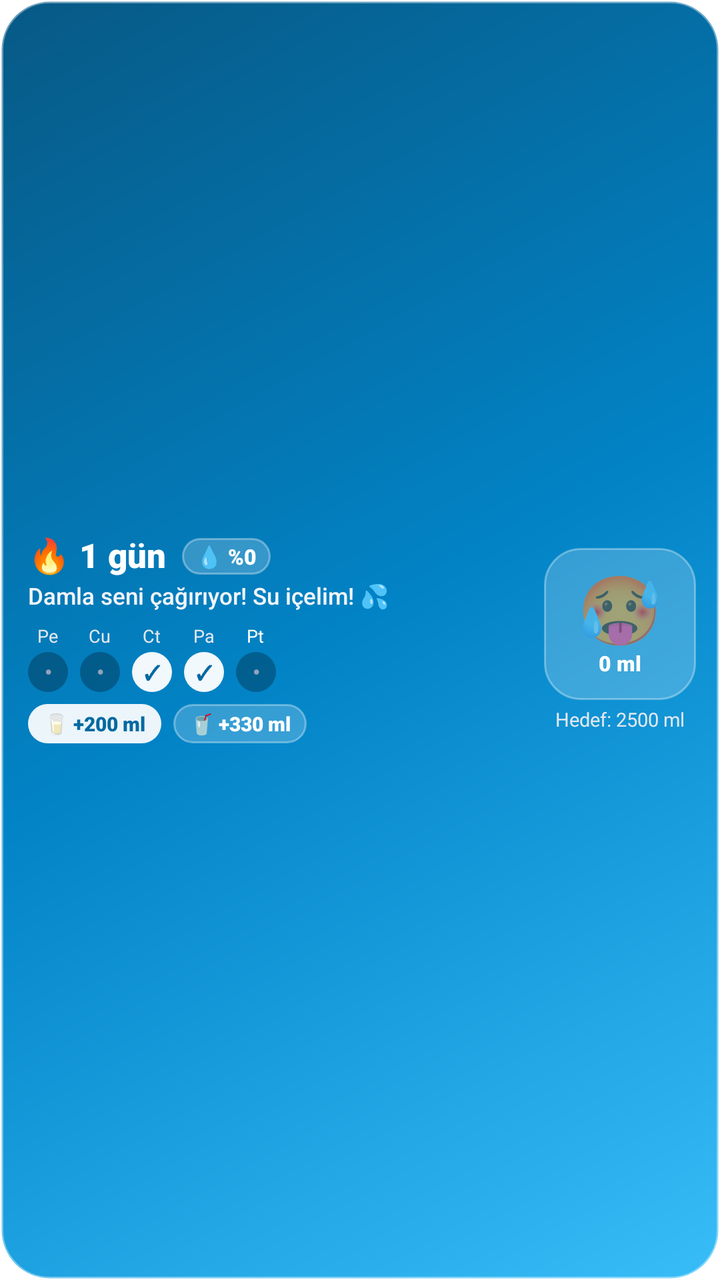
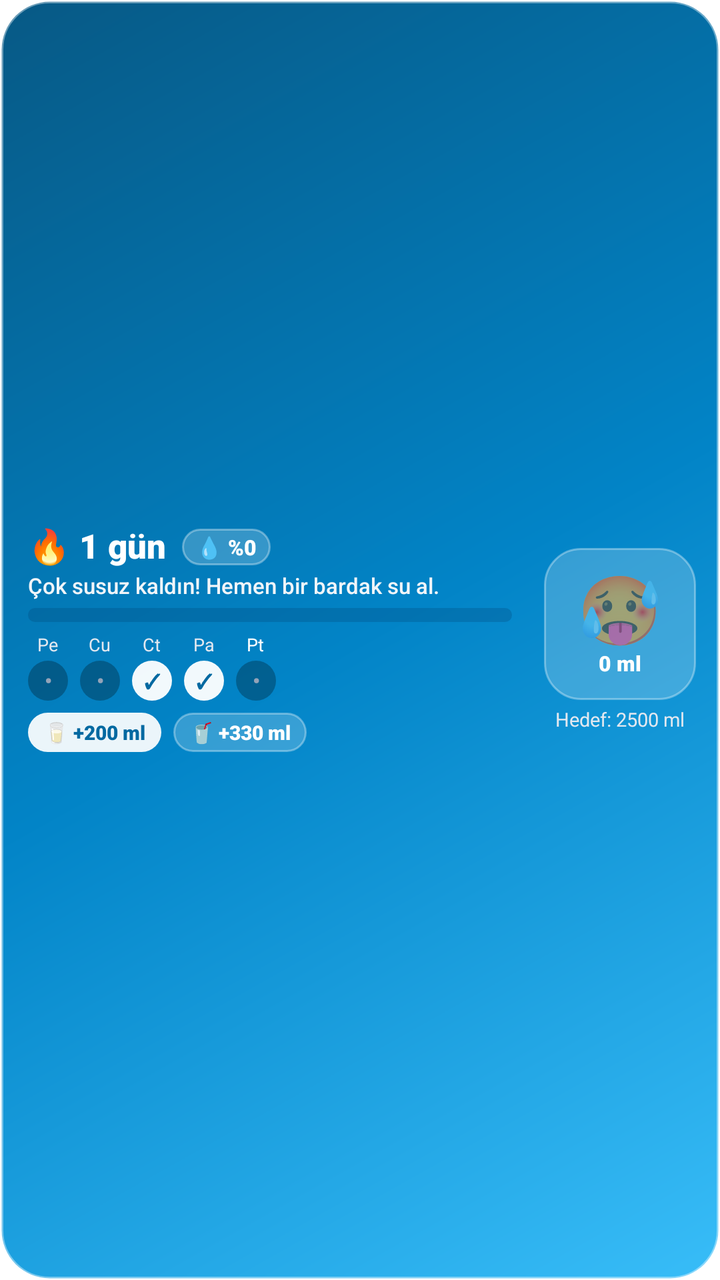

Before-and-after screenshots of an Android layout around one commit, followed by the original layout XML and the change that was made.
<!-- AndroidManifest.xml: fallback theme Theme.MaterialComponents.DayNight.NoActionBar -->
<!-- res/layout/water_progress_widget.xml -->
<?xml version="1.0" encoding="utf-8"?>
<LinearLayout xmlns:android="http://schemas.android.com/apk/res/android"
    android:id="@+id/widget_progress_root"
    android:layout_width="match_parent"
    android:layout_height="match_parent"
    android:background="@drawable/widget_card_bg"
    android:gravity="center_vertical"
    android:orientation="horizontal"
    android:paddingLeft="14dp"
    android:paddingRight="12dp"
    android:paddingTop="10dp"
    android:paddingBottom="10dp">

    
    <LinearLayout
        android:layout_width="0dp"
        android:layout_height="wrap_content"
        android:layout_weight="1"
        android:orientation="vertical">

        
        <LinearLayout
            android:layout_width="match_parent"
            android:layout_height="wrap_content"
            android:gravity="center_vertical"
            android:orientation="horizontal">

            <TextView
                android:id="@+id/tv_streak_title"
                android:layout_width="wrap_content"
                android:layout_height="wrap_content"
                android:fontFamily="sans-serif-black"
                android:includeFontPadding="false"
                android:text="🔥 1 gün"
                android:textColor="#FFFFFF"
                android:textSize="17sp" />

            <TextView
                android:id="@+id/tv_progress_percent"
                android:layout_width="wrap_content"
                android:layout_height="wrap_content"
                android:layout_marginLeft="8dp"
                android:background="@drawable/widget_mascot_stage_bg"
                android:fontFamily="sans-serif-black"
                android:paddingLeft="7dp"
                android:paddingRight="7dp"
                android:paddingTop="2dp"
                android:paddingBottom="2dp"
                android:text="💧 %0"
                android:textColor="#FFFFFF"
                android:textSize="10.5sp" />
        </LinearLayout>

        
        <TextView
            android:id="@+id/tv_progress_message"
            android:layout_width="match_parent"
            android:layout_height="wrap_content"
            android:layout_marginTop="2dp"
            android:ellipsize="end"
            android:fontFamily="sans-serif-medium"
            android:maxLines="1"
            android:text="Damla seni çağırıyor! Su içelim! 💦"
            android:textColor="#F1F5F9"
            android:textSize="11.5sp" />

        
        <LinearLayout
            android:layout_width="wrap_content"
            android:layout_height="wrap_content"
            android:layout_marginTop="6dp"
            android:gravity="center_vertical"
            android:orientation="horizontal">

            
            <LinearLayout
                android:layout_width="wrap_content"
                android:layout_height="wrap_content"
                android:layout_marginRight="6dp"
                android:gravity="center"
                android:orientation="vertical">
                <TextView
                    android:id="@+id/tv_day_label_1"
                    android:layout_width="wrap_content"
                    android:layout_height="wrap_content"
                    android:fontFamily="sans-serif-bold"
                    android:text="Pe"
                    android:textColor="#E2E8F0"
                    android:textSize="9sp" />
                <TextView
                    android:id="@+id/tv_day_check_1"
                    android:layout_width="20dp"
                    android:layout_height="20dp"
                    android:layout_marginTop="2dp"
                    android:background="@drawable/widget_day_circle_empty"
                    android:fontFamily="sans-serif-black"
                    android:gravity="center"
                    android:text="•"
                    android:textColor="#94A3B8"
                    android:textSize="10sp" />
            </LinearLayout>

            
            <LinearLayout
                android:layout_width="wrap_content"
                android:layout_height="wrap_content"
                android:layout_marginRight="6dp"
                android:gravity="center"
                android:orientation="vertical">
                <TextView
                    android:id="@+id/tv_day_label_2"
                    android:layout_width="wrap_content"
                    android:layout_height="wrap_content"
                    android:fontFamily="sans-serif-bold"
                    android:text="Cu"
                    android:textColor="#E2E8F0"
                    android:textSize="9sp" />
                <TextView
                    android:id="@+id/tv_day_check_2"
                    android:layout_width="20dp"
                    android:layout_height="20dp"
                    android:layout_marginTop="2dp"
                    android:background="@drawable/widget_day_circle_empty"
                    android:fontFamily="sans-serif-black"
                    android:gravity="center"
                    android:text="•"
                    android:textColor="#94A3B8"
                    android:textSize="10sp" />
            </LinearLayout>

            
            <LinearLayout
                android:layout_width="wrap_content"
                android:layout_height="wrap_content"
                android:layout_marginRight="6dp"
                android:gravity="center"
                android:orientation="vertical">
                <TextView
                    android:id="@+id/tv_day_label_3"
                    android:layout_width="wrap_content"
                    android:layout_height="wrap_content"
                    android:fontFamily="sans-serif-bold"
                    android:text="Ct"
                    android:textColor="#E2E8F0"
                    android:textSize="9sp" />
                <TextView
                    android:id="@+id/tv_day_check_3"
                    android:layout_width="20dp"
                    android:layout_height="20dp"
                    android:layout_marginTop="2dp"
                    android:background="@drawable/widget_day_circle_done"
                    android:fontFamily="sans-serif-black"
                    android:gravity="center"
                    android:text="✓"
                    android:textColor="#0369A1"
                    android:textSize="10sp" />
            </LinearLayout>

            
            <LinearLayout
                android:layout_width="wrap_content"
                android:layout_height="wrap_content"
                android:layout_marginRight="6dp"
                android:gravity="center"
                android:orientation="vertical">
                <TextView
                    android:id="@+id/tv_day_label_4"
                    android:layout_width="wrap_content"
                    android:layout_height="wrap_content"
                    android:fontFamily="sans-serif-bold"
                    android:text="Pa"
                    android:textColor="#E2E8F0"
                    android:textSize="9sp" />
                <TextView
                    android:id="@+id/tv_day_check_4"
                    android:layout_width="20dp"
                    android:layout_height="20dp"
                    android:layout_marginTop="2dp"
                    android:background="@drawable/widget_day_circle_done"
                    android:fontFamily="sans-serif-black"
                    android:gravity="center"
                    android:text="✓"
                    android:textColor="#0369A1"
                    android:textSize="10sp" />
            </LinearLayout>

            
            <LinearLayout
                android:layout_width="wrap_content"
                android:layout_height="wrap_content"
                android:gravity="center"
                android:orientation="vertical">
                <TextView
                    android:id="@+id/tv_day_label_5"
                    android:layout_width="wrap_content"
                    android:layout_height="wrap_content"
                    android:fontFamily="sans-serif-bold"
                    android:text="Pt"
                    android:textColor="#FFFFFF"
                    android:textSize="9sp" />
                <TextView
                    android:id="@+id/tv_day_check_5"
                    android:layout_width="20dp"
                    android:layout_height="20dp"
                    android:layout_marginTop="2dp"
                    android:background="@drawable/widget_day_circle_empty"
                    android:fontFamily="sans-serif-black"
                    android:gravity="center"
                    android:text="•"
                    android:textColor="#94A3B8"
                    android:textSize="10sp" />
            </LinearLayout>
        </LinearLayout>

        
        <LinearLayout
            android:layout_width="wrap_content"
            android:layout_height="wrap_content"
            android:layout_marginTop="6dp"
            android:gravity="center_vertical"
            android:orientation="horizontal">

            <TextView
                android:id="@+id/btn_progress_preset1"
                android:layout_width="wrap_content"
                android:layout_height="wrap_content"
                android:background="@drawable/widget_button_bg"
                android:clickable="true"
                android:focusable="true"
                android:fontFamily="sans-serif-black"
                android:paddingLeft="8dp"
                android:paddingRight="8dp"
                android:paddingTop="3dp"
                android:paddingBottom="3dp"
                android:text="🥛 +200 ml"
                android:textColor="#0369A1"
                android:textSize="10sp" />

            <TextView
                android:id="@+id/btn_progress_preset2"
                android:layout_width="wrap_content"
                android:layout_height="wrap_content"
                android:layout_marginLeft="6dp"
                android:background="@drawable/widget_mascot_stage_bg"
                android:clickable="true"
                android:focusable="true"
                android:fontFamily="sans-serif-black"
                android:paddingLeft="8dp"
                android:paddingRight="8dp"
                android:paddingTop="3dp"
                android:paddingBottom="3dp"
                android:text="🥤 +330 ml"
                android:textColor="#FFFFFF"
                android:textSize="10sp" />
        </LinearLayout>
    </LinearLayout>

    
    <LinearLayout
        android:layout_width="wrap_content"
        android:layout_height="wrap_content"
        android:layout_marginLeft="8dp"
        android:gravity="center"
        android:orientation="vertical">

        <LinearLayout
            android:layout_width="76dp"
            android:layout_height="76dp"
            android:background="@drawable/widget_mascot_stage_bg"
            android:gravity="center"
            android:orientation="vertical"
            android:padding="4dp">

            <TextView
                android:id="@+id/tv_mascot_emoji"
                android:layout_width="wrap_content"
                android:layout_height="wrap_content"
                android:includeFontPadding="false"
                android:text="🥵"
                android:textSize="34sp" />

            <TextView
                android:id="@+id/tv_progress_consumed"
                android:layout_width="wrap_content"
                android:layout_height="wrap_content"
                android:fontFamily="sans-serif-black"
                android:includeFontPadding="false"
                android:text="0 ml"
                android:textColor="#FFFFFF"
                android:textSize="10.5sp" />
        </LinearLayout>

        <TextView
            android:id="@+id/tv_progress_goal"
            android:layout_width="wrap_content"
            android:layout_height="wrap_content"
            android:layout_marginTop="3dp"
            android:fontFamily="sans-serif-bold"
            android:text="Hedef: 2500 ml"
            android:textColor="#E2E8F0"
            android:textSize="9.5sp" />
    </LinearLayout>

</LinearLayout>
<!-- resources referenced by this layout -->
<resources>
  <!-- drawable widget_button_bg (drawable) -->
  <?xml version="1.0" encoding="utf-8"?>
  <shape xmlns:android="http://schemas.android.com/apk/res/android"
      android:shape="rectangle">
      <solid android:color="#EBFFFFFF" />
      <corners android:radius="12dp" />
  </shape>
  <!-- drawable widget_card_bg (drawable) -->
  <?xml version="1.0" encoding="utf-8"?>
  <shape xmlns:android="http://schemas.android.com/apk/res/android"
      android:shape="rectangle">
      
      <gradient
          android:angle="315"
          android:startColor="#075985"
          android:centerColor="#0284C7"
          android:endColor="#38BDF8"
          android:type="linear" />
      <corners android:radius="24dp" />
      <stroke
          android:width="1.5dp"
          android:color="#66FFFFFF" />
  </shape>
  <!-- drawable widget_day_circle_done (drawable) -->
  <?xml version="1.0" encoding="utf-8"?>
  <shape xmlns:android="http://schemas.android.com/apk/res/android"
      android:shape="oval">
      <solid android:color="#F2FFFFFF" />
      <size
          android:width="22dp"
          android:height="22dp" />
  </shape>
  <!-- drawable widget_day_circle_empty (drawable) -->
  <?xml version="1.0" encoding="utf-8"?>
  <shape xmlns:android="http://schemas.android.com/apk/res/android"
      android:shape="oval">
      <solid android:color="#45000000" />
      <size
          android:width="22dp"
          android:height="22dp" />
  </shape>
  <!-- drawable widget_mascot_stage_bg (drawable) -->
  <?xml version="1.0" encoding="utf-8"?>
  <shape xmlns:android="http://schemas.android.com/apk/res/android"
      android:shape="rectangle">
      <solid android:color="#33FFFFFF" />
      <corners android:radius="18dp" />
      <stroke
          android:width="1dp"
          android:color="#55FFFFFF" />
  </shape>
</resources>

<!-- the commit's change to res/layout/water_progress_widget.xml (unified diff, before → after) -->
@@ -60,15 +60,27 @@
             android:ellipsize="end"
             android:fontFamily="sans-serif-medium"
             android:maxLines="1"
-            android:text="Damla seni çağırıyor! Su içelim! 💦"
+            android:text="Çok susuz kaldın! Hemen bir bardak su al."
             android:textColor="#F1F5F9"
-            android:textSize="11.5sp" />
+            android:textSize="11sp" />
+
+        
+        <ProgressBar
+            android:id="@+id/pb_water_progress"
+            style="?android:attr/progressBarStyleHorizontal"
+            android:layout_width="match_parent"
+            android:layout_height="7dp"
+            android:layout_marginTop="4dp"
+            android:layout_marginRight="8dp"
+            android:max="100"
+            android:progress="0"
+            android:progressDrawable="@drawable/widget_progress_bar" />
 
         
         <LinearLayout
             android:layout_width="wrap_content"
             android:layout_height="wrap_content"
-            android:layout_marginTop="6dp"
+            android:layout_marginTop="5dp"
             android:gravity="center_vertical"
             android:orientation="horizontal">
 
<!-- resource entries referenced after the edit -->
@@ -51,5 +51,26 @@
           android:width="1dp"
           android:color="#55FFFFFF" />
   </shape>
+  <!-- drawable widget_progress_bar (drawable) -->
+  <?xml version="1.0" encoding="utf-8"?>
+  <layer-list xmlns:android="http://schemas.android.com/apk/res/android">
+      <item android:id="@android:id/background">
+          <shape>
+              <corners android:radius="8dp" />
+              <solid android:color="#40033E6B" />
+          </shape>
+      </item>
+      <item android:id="@android:id/progress">
+          <clip>
+              <shape>
+                  <corners android:radius="8dp" />
+                  <gradient
+                      android:angle="0"
+                      android:startColor="#BAE6FD"
+                      android:endColor="#FFFFFF" />
+              </shape>
+          </clip>
+      </item>
+  </layer-list>
 </resources>
 
